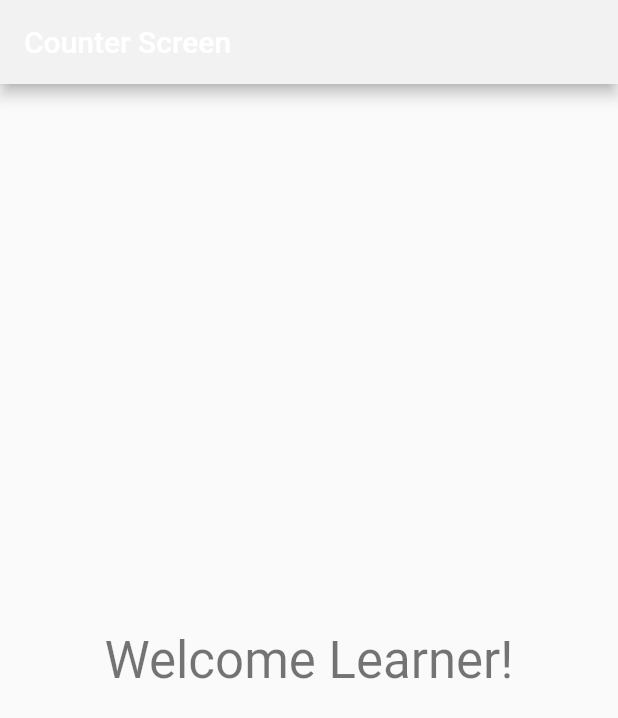
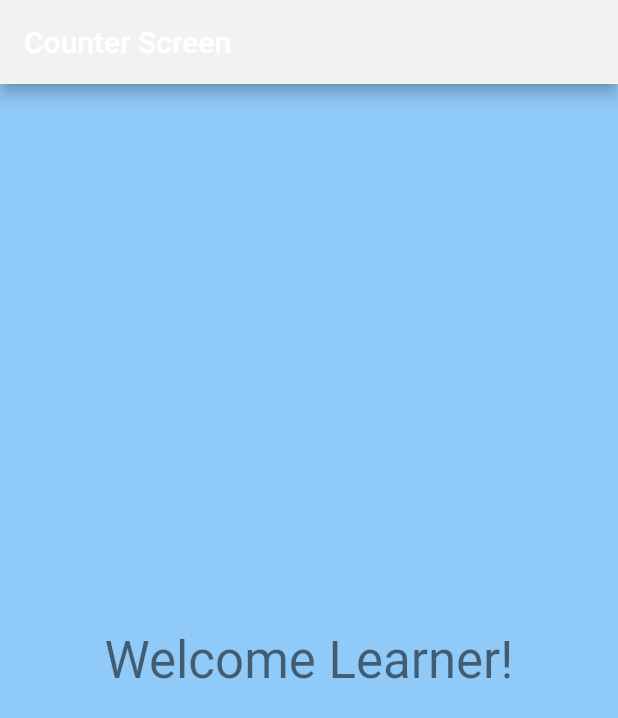
Before and after one commit to AnneAlmd/animated_counter, a Flutter app: the screen it shows after launch, on a phone screen of 412 x 824 dp. Shown: the top 718 px of the screen. Run offline on Flutter 3.47's test engine with Material 2 defaults, Android fonts, the phone set to English and light mode, and no system bars; our stand-ins replace flutter_bloc.

Commit message:
:construction: link ThemeData

```diff
--- a/lib/main.dart
+++ b/lib/main.dart
@@ -25,6 +25,7 @@ class App extends StatelessWidget {
       title: Strings.appTitle,
       theme: AppTheme.lightTheme,
       darkTheme: AppTheme.darkTheme,
+      themeMode: ThemeMode.light,
       debugShowCheckedModeBanner: false,
       initialRoute: AppRouter.counter,
       onGenerateRoute: AppRouter.onGenerateRoute,
--- a/lib/presentation/screens/home_screen/counter_screen.dart
+++ b/lib/presentation/screens/home_screen/counter_screen.dart
@@ -13,7 +13,9 @@ class CounterScreen extends StatelessWidget {
       appBar: AppBar(
         title: Text(title),
       ),
-      body: Center(
+      body: Container(
+        color: Theme.of(context).backgroundColor,
+        child: Center(
           child: Column(
             mainAxisAlignment: MainAxisAlignment.center,
             children: <Widget>[
@@ -24,6 +26,7 @@ class CounterScreen extends StatelessWidget {
             ],
           ),
         ),
+      ),
     );
   }
 }
```
Lines whose indentation alone changed are shown as unchanged.
